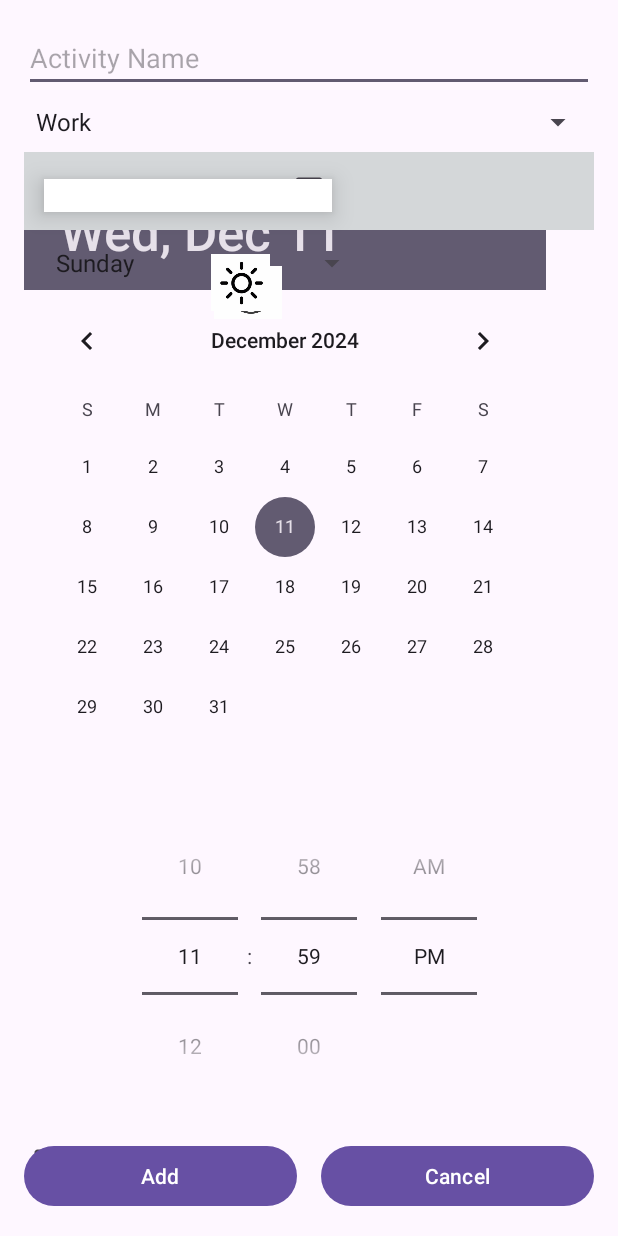
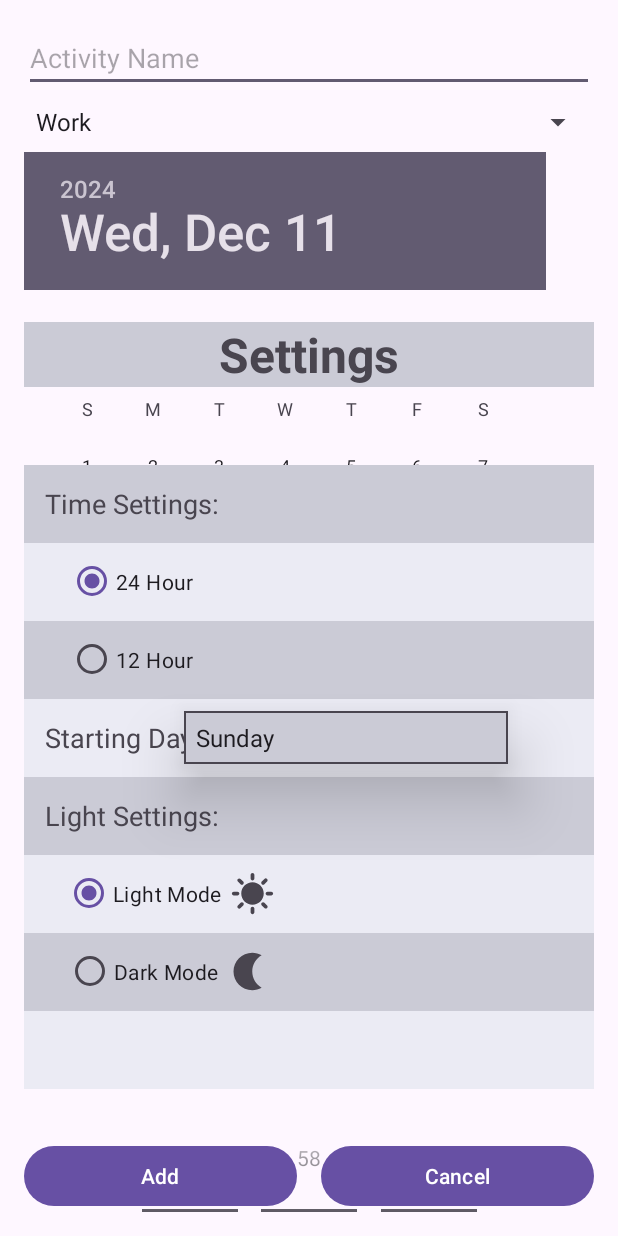
Before and after one commit to jeffrey-weisinger/407-Group-Project, an Android app: the fragment Settings placed in its activity, on a phone screen of 412 x 824 dp. Run offline under Robolectric (Android 15) with nearby library versions, the phone set to English and light mode, and no system bars.

Commit message:
Styled settings page better

```diff
--- a/app/src/main/java/com/cs407/groupproject407/Settings.kt
+++ b/app/src/main/java/com/cs407/groupproject407/Settings.kt
@@ -7,6 +7,7 @@ import android.view.View
 import android.view.ViewGroup
 import android.widget.ArrayAdapter
 import android.widget.CheckBox
+import android.widget.RadioButton
 import android.widget.Spinner
 import androidx.appcompat.app.AppCompatDelegate
 import androidx.fragment.app.Fragment
@@ -28,8 +29,8 @@ class Settings : Fragment() {
         )
         daySpinner.adapter = dayAdapter
 
-        val checkboxSun = settingsView.findViewById<CheckBox>(R.id.checkboxSun)
-        val blankPanel = settingsView.findViewById<CheckBox>(R.id.BlankPanel)
+        val checkboxSun = settingsView.findViewById<RadioButton>(R.id.checkboxSun)
+        val checkboxMoon = settingsView.findViewById<RadioButton>(R.id.checkboxMoon)
 
 
         val sharedPrefs = requireActivity().getSharedPreferences("app_prefs", Context.MODE_PRIVATE)
@@ -39,23 +40,23 @@ class Settings : Fragment() {
         val isLightThemeEnabled = sharedPrefs.getBoolean("light_theme_enabled", true)
         applyTheme(isLightThemeEnabled)
         checkboxSun.isChecked = isLightThemeEnabled
-        blankPanel.isChecked = !isLightThemeEnabled
+        checkboxMoon.isChecked = !isLightThemeEnabled
 
         checkboxSun.setOnCheckedChangeListener { _, isChecked ->
             val editor = sharedPrefs.edit()
             if (isChecked) {
-                blankPanel.isChecked = false // Uncheck the other checkbox
+                checkboxMoon.isChecked = false // Uncheck the other checkbox
                 editor.putBoolean("light_theme_enabled", true)
                 applyTheme(true)
             } else {
-                blankPanel.isChecked = true // Check the other checkbox
+                checkboxMoon.isChecked = true // Check the other checkbox
                 editor.putBoolean("light_theme_enabled", false)
                 applyTheme(false)
             }
             editor.apply()
         }
 
-        blankPanel.setOnCheckedChangeListener { _, isChecked ->
+        checkboxMoon.setOnCheckedChangeListener { _, isChecked ->
             val editor = sharedPrefs.edit()
             if (isChecked) {
                 checkboxSun.isChecked = false // Uncheck the other checkbox
@@ -70,8 +71,8 @@ class Settings : Fragment() {
         }
 
 
-        val checkbox24Hour = settingsView.findViewById<CheckBox>(R.id.layout2)
-        val checkbox12Hour = settingsView.findViewById<CheckBox>(R.id.layout3)
+        val checkbox24Hour = settingsView.findViewById<RadioButton>(R.id.radio24)
+        val checkbox12Hour = settingsView.findViewById<RadioButton>(R.id.radio12)
 
         // Load time format preference
         val is24HourFormat = sharedPrefs.getBoolean("is24HourFormat", true) // Default to 24-hour
--- /dev/null
+++ b/app/src/main/res/drawable/border.xml
@@ -0,0 +1,4 @@
+<shape xmlns:android="http://schemas.android.com/apk/res/android">
+    <stroke android:color="?attr/colorControlNormal" android:width="1dp"/>
+    <solid android:color="@color/background"/>
+</shape>
--- /dev/null
+++ b/app/src/main/res/drawable/border_big.xml
@@ -0,0 +1,5 @@
+<vector xmlns:android="http://schemas.android.com/apk/res/android" android:height="216dp" android:viewportHeight="24" android:viewportWidth="24" android:width="216dp">
+
+    <path android:fillColor="?attr/colorControlNormal" android:pathData="M18,4L6,4c-1.1,0 -2,0.9 -2,2v12c0,1.1 0.9,2 2,2h12c1.1,0 2,-0.9 2,-2L20,6c0,-1.1 -0.9,-2 -2,-2zM18,18L6,18L6,6h12v12z"/>
+
+</vector>
--- /dev/null
+++ b/app/src/main/res/drawable/dark_mode_symbol.xml
@@ -0,0 +1,5 @@
+<vector xmlns:android="http://schemas.android.com/apk/res/android" android:height="24dp" android:viewportHeight="24" android:viewportWidth="24" android:width="24dp">
+
+    <path android:fillColor="?attr/colorControlNormal" android:pathData="M14,2c1.82,0 3.53,0.5 5,1.35C16.01,5.08 14,8.3 14,12s2.01,6.92 5,8.65C17.53,21.5 15.82,22 14,22C8.48,22 4,17.52 4,12S8.48,2 14,2z"/>
+
+</vector>
--- /dev/null
+++ b/app/src/main/res/drawable/light_mode_symbol.xml
@@ -0,0 +1,5 @@
+<vector xmlns:android="http://schemas.android.com/apk/res/android" android:height="24dp" android:viewportHeight="24" android:viewportWidth="24" android:width="24dp">
+
+    <path android:fillColor="?attr/colorControlNormal" android:pathData="M11,4V2c0,-0.55 0.45,-1 1,-1s1,0.45 1,1v2c0,0.55 -0.45,1 -1,1S11,4.55 11,4zM18.36,7.05l1.41,-1.42c0.39,-0.39 0.39,-1.02 0,-1.41c-0.39,-0.39 -1.02,-0.39 -1.41,0l-1.41,1.42c-0.39,0.39 -0.39,1.02 0,1.41C17.34,7.44 17.97,7.44 18.36,7.05zM22,11h-2c-0.55,0 -1,0.45 -1,1s0.45,1 1,1h2c0.55,0 1,-0.45 1,-1S22.55,11 22,11zM12,19c-0.55,0 -1,0.45 -1,1v2c0,0.55 0.45,1 1,1s1,-0.45 1,-1v-2C13,19.45 12.55,19 12,19zM5.64,7.05L4.22,5.64c-0.39,-0.39 -0.39,-1.03 0,-1.41s1.03,-0.39 1.41,0l1.41,1.41c0.39,0.39 0.39,1.03 0,1.41S6.02,7.44 5.64,7.05zM16.95,16.95c-0.39,0.39 -0.39,1.03 0,1.41l1.41,1.41c0.39,0.39 1.03,0.39 1.41,0c0.39,-0.39 0.39,-1.03 0,-1.41l-1.41,-1.41C17.98,16.56 17.34,16.56 16.95,16.95zM2,13h2c0.55,0 1,-0.45 1,-1s-0.45,-1 -1,-1H2c-0.55,0 -1,0.45 -1,1S1.45,13 2,13zM5.64,19.78l1.41,-1.41c0.39,-0.39 0.39,-1.03 0,-1.41s-1.03,-0.39 -1.41,0l-1.41,1.41c-0.39,0.39 -0.39,1.03 0,1.41C4.61,20.17 5.25,20.17 5.64,19.78zM12,6c-3.31,0 -6,2.69 -6,6s2.69,6 6,6s6,-2.69 6,-6S15.31,6 12,6z"/>
+
+</vector>
--- a/app/src/main/res/layout/settings.xml
+++ b/app/src/main/res/layout/settings.xml
@@ -5,13 +5,7 @@
     android:id="@+id/main"
     android:layout_width="match_parent"
     android:layout_height="match_parent"
-    tools:context=".MainActivity"
-    tools:layout_editor_absoluteX="-9dp"
-    tools:layout_editor_absoluteY="0dp">
-
-
-
-
+    tools:context=".MainActivity" >
 
     <TextView
         android:id="@+id/goals"
@@ -25,181 +19,26 @@
         android:textSize="32dp"
         android:textStyle="bold"
         app:layout_constraintBottom_toBottomOf="parent"
+        app:layout_constraintTop_toTopOf="parent"
+        app:layout_constraintStart_toStartOf="parent"
         app:layout_constraintEnd_toEndOf="parent"
-        app:layout_constraintHorizontal_bias="0.518"
-        app:layout_constraintStart_toStartOf="parent"
-        app:layout_constraintTop_toTopOf="parent"
         app:layout_constraintVertical_bias="0.231" />
 
+    <TextView
+        android:id="@+id/timeSettingsTitle"
+        android:layout_width="match_parent"
+        android:layout_height="52dp"
+        android:layout_marginTop="52dp"
+        android:background="@color/background"
+        android:gravity="center_vertical"
+        android:text="   Time Settings:"
+        android:textSize="18dp"
+        app:layout_constraintTop_toBottomOf="@id/goals"
+        app:layout_constraintStart_toStartOf="parent"
+        app:layout_constraintEnd_toEndOf="parent" />
 
     <TextView
-        android:id="@+id/layout1"
-        android:layout_width="match_parent"
-        android:layout_height="52dp"
-        android:layout_marginBottom="91dp"
-        android:background="@color/background"
-        android:fontFamily="sans-serif"
-        android:gravity="center_vertical"
-        android:text="   Time Settings: "
-        android:textSize="18dp"
-        app:layout_constraintBottom_toBottomOf="parent"
-        app:layout_constraintEnd_toEndOf="parent"
-        app:layout_constraintHorizontal_bias="0.518"
-        app:layout_constraintStart_toStartOf="parent"
-        app:layout_constraintTop_toTopOf="parent"
-        app:layout_constraintVertical_bias="0.36" />
-
-
-    <CheckBox
-        android:id="@+id/layout2"
-        android:layout_width="match_parent"
-        android:layout_height="wrap_content"
-        android:layout_marginBottom="91dp"
-        android:background="@color/background2"
-        android:fontFamily="sans-serif"
-        android:text="24 Hour"
-        android:textSize="18dp"
-        app:layout_constraintBottom_toBottomOf="parent"
-        app:layout_constraintEnd_toEndOf="parent"
-        app:layout_constraintHorizontal_bias="0.518"
-        app:layout_constraintStart_toStartOf="parent"
-        app:layout_constraintTop_toTopOf="parent"
-        app:layout_constraintVertical_bias="0.434" />
-
-    <CheckBox
-        android:id="@+id/layout3"
-        android:layout_width="match_parent"
-        android:layout_height="wrap_content"
-        android:layout_marginBottom="91dp"
-        android:background="@color/background"
-        android:fontFamily="sans-serif"
-        android:text="12 Hour"
-        android:textSize="18dp"
-        app:layout_constraintBottom_toBottomOf="parent"
-        app:layout_constraintEnd_toEndOf="parent"
-        app:layout_constraintHorizontal_bias="0.518"
-        app:layout_constraintStart_toStartOf="parent"
-        app:layout_constraintTop_toTopOf="parent"
-        app:layout_constraintVertical_bias="0.507" />
-
-<!--    <RadioGroup-->
-<!--        android:id="@+id/layout2"-->
-<!--        android:layout_width="match_parent"-->
-<!--        android:layout_height="52dp"-->
-<!--        android:layout_marginBottom="91dp"-->
-<!--        android:background="@color/background2"-->
-<!--        android:fontFamily="sans-serif"-->
-<!--        android:gravity=""-->
-<!--        android:text="   Time Settings: "-->
-<!--        android:textSize="18dp"-->
-<!--        app:layout_constraintBottom_toBottomOf="parent"-->
-<!--        app:layout_constraintEnd_toEndOf="parent"-->
-<!--        app:layout_constraintHorizontal_bias="0.518"-->
-<!--        app:layout_constraintStart_toStartOf="parent"-->
-<!--        app:layout_constraintTop_toTopOf="parent"-->
-<!--        app:layout_constraintVertical_bias="0.434" >-->
-
-
-<!--    <RadioButton-->
-<!--        android:layout_width="match_parent"-->
-<!--        android:layout_height="match_parent"-->
-<!--        android:text="24 Hour"/>-->
-
-<!--    </RadioGroup>-->
-
-<!--    <RadioGroup-->
-<!--        android:id="@+id/layout3"-->
-<!--        android:layout_width="match_parent"-->
-<!--        android:layout_height="52dp"-->
-<!--        android:layout_marginBottom="91dp"-->
-<!--        android:background="@color/background"-->
-<!--        android:fontFamily="sans-serif"-->
-<!--        android:gravity=""-->
-<!--        android:text="   Time Settings: "-->
-<!--        android:textSize="18dp"-->
-<!--        app:layout_constraintBottom_toBottomOf="parent"-->
-<!--        app:layout_constraintEnd_toEndOf="parent"-->
-<!--        app:layout_constraintHorizontal_bias="0.518"-->
-<!--        app:layout_constraintStart_toStartOf="parent"-->
-<!--        app:layout_constraintTop_toTopOf="parent"-->
-<!--        app:layout_constraintVertical_bias="0.507" >-->
-
-
-<!--        <RadioButton-->
-<!--            android:layout_width="match_parent"-->
-<!--            android:layout_height="match_parent"-->
-<!--            android:text="12 Hour"/>-->
-
-<!--    </RadioGroup>-->
-
-    <TextView
-        android:id="@+id/layout4"
-        android:layout_width="match_parent"
-        android:layout_height="52dp"
-        android:layout_marginBottom="91dp"
-        android:background="@color/background2"
-        android:fontFamily="sans-serif"
-        android:gravity=""
-        android:text=" "
-        android:textSize="18dp"
-        app:layout_constraintBottom_toBottomOf="parent"
-        app:layout_constraintEnd_toEndOf="parent"
-        app:layout_constraintHorizontal_bias="0.0"
-        app:layout_constraintStart_toStartOf="parent"
-        app:layout_constraintTop_toTopOf="parent"
-        app:layout_constraintVertical_bias="0.581" />
-
-
-    <TextView
-        android:id="@+id/blankTextBox"
-        android:layout_width="192dp"
-        android:layout_height="22dp"
-        android:layout_marginBottom="91dp"
-        android:background="@color/white"
-        android:elevation="10dp"
-        android:fontFamily="sans-serif"
-        android:gravity=""
-        android:text=" "
-        android:textSize="18dp"
-        app:layout_constraintBottom_toBottomOf="parent"
-        app:layout_constraintEnd_toEndOf="parent"
-        app:layout_constraintHorizontal_bias="0.072"
-        app:layout_constraintStart_toStartOf="parent"
-        app:layout_constraintTop_toTopOf="parent"
-        app:layout_constraintVertical_bias="0.591" />
-
-    <TextView
-        android:id="@+id/startingDayText"
-        android:layout_width="206dp"
-        android:layout_height="32dp"
-        android:layout_marginBottom="91dp"
-        android:background="@color/background2"
-        android:fontFamily="sans-serif"
-        android:gravity=""
-        android:text="Starting Day: "
-        android:textSize="14dp"
-        app:layout_constraintBottom_toBottomOf="parent"
-        app:layout_constraintEnd_toEndOf="parent"
-        app:layout_constraintHorizontal_bias="0.029"
-        app:layout_constraintStart_toStartOf="parent"
-        app:layout_constraintTop_toTopOf="parent"
-        app:layout_constraintVertical_bias="0.565" />
-
-    <Spinner
-        android:id="@+id/startingDay"
-        android:layout_width="216dp"
-        android:layout_height="40dp"
-        android:elevation="25dp"
-        app:layout_constraintBottom_toBottomOf="parent"
-        app:layout_constraintEnd_toEndOf="parent"
-        app:layout_constraintHorizontal_bias="0.082"
-        app:layout_constraintStart_toStartOf="parent"
-        app:layout_constraintTop_toTopOf="parent"
-        app:layout_constraintVertical_bias="0.524" />
-
-
-    <TextView
-        android:id="@+id/lightSettings"
+        android:id="@+id/hour24Box"
         android:layout_width="match_parent"
         android:layout_height="52dp"
         android:layout_marginBottom="91dp"
@@ -207,15 +46,90 @@
         android:fontFamily="sans-serif"
         android:gravity="center_vertical"
         android:textSize="18dp"
-        app:layout_constraintBottom_toBottomOf="parent"
+        app:layout_constraintTop_toBottomOf="@id/timeSettingsTitle"
         app:layout_constraintEnd_toEndOf="parent"
-        app:layout_constraintHorizontal_bias="0.0"
+        app:layout_constraintStart_toStartOf="parent" />
+
+    <TextView
+        android:id="@+id/hour12Box"
+        android:layout_width="match_parent"
+        android:layout_height="52dp"
+        android:layout_marginBottom="91dp"
+        android:background="@color/background"
+        android:fontFamily="sans-serif"
+        android:gravity="center_vertical"
+        android:textSize="18dp"
+        app:layout_constraintTop_toBottomOf="@id/hour24Box"
+        app:layout_constraintEnd_toEndOf="parent"
+        app:layout_constraintStart_toStartOf="parent" />
+
+    <RadioButton
+        android:id="@+id/radio24"
+        android:layout_width="wrap_content"
+        android:layout_height="35dp"
+        android:text="24 Hour"
+        android:background="@color/background2"
+        app:layout_constraintBottom_toBottomOf="@id/hour24Box"
+        app:layout_constraintTop_toTopOf="@id/hour24Box"
         app:layout_constraintStart_toStartOf="parent"
-        app:layout_constraintTop_toTopOf="parent"
-        app:layout_constraintVertical_bias="0.874" />
+        app:layout_constraintEnd_toEndOf="parent"
+        app:layout_constraintHorizontal_bias="0.1" />
 
-    <CheckBox
-        android:id="@+id/checkboxSun"
+    <RadioButton
+        android:id="@+id/radio12"
+        android:layout_width="wrap_content"
+        android:layout_height="35dp"
+        android:background="@color/background"
+        android:buttonTint="@color/selected"
+        android:text="12 Hour"
+        app:layout_constraintBottom_toBottomOf="@id/hour12Box"
+        app:layout_constraintTop_toTopOf="@id/hour12Box"
+        app:layout_constraintStart_toStartOf="parent"
+        app:layout_constraintEnd_toEndOf="parent"
+        app:layout_constraintHorizontal_bias="0.1" />
+
+    <TextView
+        android:id="@+id/startingDayTitle"
+        android:layout_width="match_parent"
+        android:layout_height="52dp"
+        android:background="@color/background2"
+        android:gravity="center_vertical"
+        android:text="   Starting Day:"
+        android:textSize="18dp"
+        app:layout_constraintTop_toBottomOf="@id/hour12Box"
+        app:layout_constraintStart_toStartOf="parent"
+        app:layout_constraintEnd_toEndOf="parent" />
+
+    <Spinner
+        android:id="@+id/startingDay"
+        android:layout_width="216dp"
+        android:layout_height="35dp"
+        android:elevation="25dp"
+        android:gravity="center"
+        android:background="@drawable/border"
+        android:popupBackground="@drawable/border"
+        android:popupElevation="25dp"
+        app:layout_constraintBottom_toBottomOf="@id/startingDayTitle"
+        app:layout_constraintTop_toTopOf="@id/startingDayTitle"
+        app:layout_constraintStart_toStartOf="parent"
+        app:layout_constraintEnd_toEndOf="parent"
+        app:layout_constraintHorizontal_bias="0.65" />
+
+    <TextView
+        android:id="@+id/lightSettingsTitle"
+        android:layout_width="match_parent"
+        android:layout_height="52dp"
+        android:background="@color/background"
+        android:fontFamily="sans-serif"
+        android:gravity="center_vertical"
+        android:text="   Light Settings:"
+        android:textSize="18dp"
+        app:layout_constraintTop_toBottomOf="@id/startingDayTitle"
+        app:layout_constraintStart_toStartOf="parent"
+        app:layout_constraintEnd_toEndOf="parent" />
+
+    <TextView
+        android:id="@+id/moonBox"
         android:layout_width="match_parent"
         android:layout_height="52dp"
         android:layout_marginBottom="91dp"
@@ -223,33 +137,12 @@
         android:fontFamily="sans-serif"
         android:gravity="center_vertical"
         android:textSize="18dp"
-        app:layout_constraintBottom_toBottomOf="parent"
+        app:layout_constraintTop_toBottomOf="@id/lightSettingsTitle"
         app:layout_constraintEnd_toEndOf="parent"
-        app:layout_constraintHorizontal_bias="0.0"
-        app:layout_constraintStart_toStartOf="parent"
-        app:layout_constraintTop_toTopOf="parent"
-        app:layout_constraintVertical_bias="0.73" />
+        app:layout_constraintStart_toStartOf="parent" />
 
     <TextView
-        android:id="@+id/lightSettingsSun"
-        android:layout_width="match_parent"
-        android:layout_height="52dp"
-        android:layout_marginBottom="91dp"
-        android:background="@color/background"
-        android:fontFamily="sans-serif"
-        android:gravity="center_vertical"
-        android:text="   Light Settings: "
-        android:textSize="18dp"
-        app:layout_constraintBottom_toBottomOf="parent"
-        app:layout_constraintEnd_toEndOf="parent"
-        app:layout_constraintHorizontal_bias="0.518"
-        app:layout_constraintStart_toStartOf="parent"
-        app:layout_constraintTop_toTopOf="parent"
-        app:layout_constraintVertical_bias="0.655" />
-
-
-    <CheckBox
-        android:id="@+id/BlankPanel"
+        android:id="@+id/sunBox"
         android:layout_width="match_parent"
         android:layout_height="52dp"
         android:layout_marginBottom="91dp"
@@ -257,34 +150,62 @@
         android:fontFamily="sans-serif"
         android:gravity="center_vertical"
         android:textSize="18dp"
-        app:layout_constraintBottom_toBottomOf="parent"
+        app:layout_constraintTop_toBottomOf="@id/moonBox"
         app:layout_constraintEnd_toEndOf="parent"
-        app:layout_constraintHorizontal_bias="0.0"
+        app:layout_constraintStart_toStartOf="parent" />
+
+    <RadioButton
+        android:id="@+id/checkboxSun"
+        android:layout_width="wrap_content"
+        android:layout_height="35dp"
+        android:background="@color/background2"
+        android:text="Light Mode"
+        app:layout_constraintBottom_toBottomOf="@id/moonBox"
+        app:layout_constraintTop_toTopOf="@id/moonBox"
         app:layout_constraintStart_toStartOf="parent"
-        app:layout_constraintTop_toTopOf="parent"
-        app:layout_constraintVertical_bias="0.804   " />
+        app:layout_constraintEnd_toEndOf="parent"
+        app:layout_constraintHorizontal_bias="0.1" />
+
+    <RadioButton
+        android:id="@+id/checkboxMoon"
+        android:layout_width="wrap_content"
+        android:layout_height="35dp"
+        android:background="@color/background"
+        android:text="Dark Mode"
+        app:layout_constraintTop_toTopOf="@id/sunBox"
+        app:layout_constraintBottom_toBottomOf="@id/sunBox"
+        app:layout_constraintStart_toStartOf="parent"
+        app:layout_constraintEnd_toEndOf="parent"
+        app:layout_constraintHorizontal_bias="0.1" />
 
     <ImageView
-        android:id="@+id/imageView2"
-        android:layout_width="45dp"
-        android:layout_height="35dp"
-        app:layout_constraintBottom_toBottomOf="parent"
-        app:layout_constraintEnd_toEndOf="parent"
-        app:layout_constraintHorizontal_bias="0.378"
-        app:layout_constraintStart_toStartOf="parent"
-        app:layout_constraintTop_toTopOf="parent"
-        app:layout_constraintVertical_bias="0.702"
-        app:srcCompat="@drawable/moon_symbol" />
+        android:id="@+id/moonImage"
+        android:layout_width="30dp"
+        android:layout_height="30dp"
+        android:layout_marginStart="5dp"
+        app:layout_constraintTop_toTopOf="@id/checkboxMoon"
+        app:layout_constraintBottom_toBottomOf="@id/checkboxMoon"
+        app:layout_constraintStart_toEndOf="@id/checkboxMoon"
+        app:srcCompat="@drawable/dark_mode_symbol" />
 
     <ImageView
-        android:id="@+id/imageView3"
-        android:layout_width="46dp"
-        android:layout_height="38dp"
-        app:layout_constraintBottom_toBottomOf="parent"
+        android:id="@+id/sunImage"
+        android:layout_width="30dp"
+        android:layout_height="30dp"
+        android:layout_marginStart="5dp"
+        app:layout_constraintTop_toTopOf="@id/checkboxSun"
+        app:layout_constraintBottom_toBottomOf="@id/checkboxSun"
+        app:layout_constraintStart_toEndOf="@id/checkboxSun"
+        app:srcCompat="@drawable/light_mode_symbol" />
+
+    <TextView
+        android:id="@+id/bottomBox"
+        android:layout_width="match_parent"
+        android:layout_height="52dp"
+        android:background="@color/background2"
+        android:gravity="center_vertical"
+        android:textSize="18dp"
+        app:layout_constraintTop_toBottomOf="@id/sunBox"
         app:layout_constraintEnd_toEndOf="parent"
-        app:layout_constraintHorizontal_bias="0.364"
-        app:layout_constraintStart_toStartOf="parent"
-        app:layout_constraintTop_toTopOf="parent"
-        app:layout_constraintVertical_bias="0.643"
-        app:srcCompat="@drawable/sun_symbol" />
+        app:layout_constraintStart_toStartOf="parent" />
 </androidx.constraintlayout.widget.ConstraintLayout>
--- a/app/src/main/res/values-night/colors.xml
+++ b/app/src/main/res/values-night/colors.xml
@@ -4,8 +4,8 @@
     <color name="white">#FFFFFFFF</color>
     <color name="selected">#FF5347</color>
     <color name="unselected">#BE0119</color>
-    <color name="background">#29292D</color>
-    <color name="background2">#484851</color>
+    <color name="background">#2B2B35</color>
+    <color name="background2">#444451</color>
     <color name="score">#1DEB65</color>
 
     <color name="schoolwork">#1DACD6</color>
--- a/app/src/main/res/values/colors.xml
+++ b/app/src/main/res/values/colors.xml
@@ -4,8 +4,8 @@
     <color name="white">#FFFFFFFF</color>
     <color name="selected">#BE0119</color>
     <color name="unselected">#FF5347</color>
-    <color name="background">#D4D7D9</color>
-    <color name="background2">#B6B8BA</color>
+    <color name="background">#CBCBD6</color>
+    <color name="background2">#EBEBF4</color>
     <color name="score">#1DEB65</color>
 
     <color name="schoolwork">#1DACD6</color>
```
Also changed, not shown: app/src/main/res/drawable/moon_symbol.png (deleted), app/src/main/res/drawable/sun_symbol.png (deleted).
